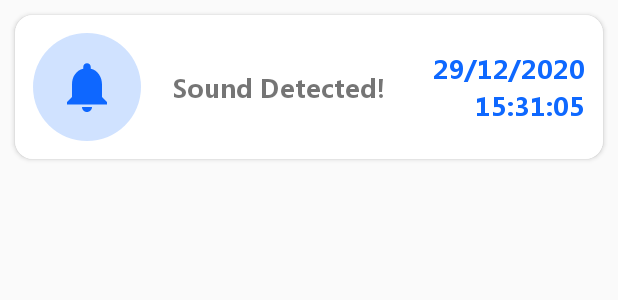
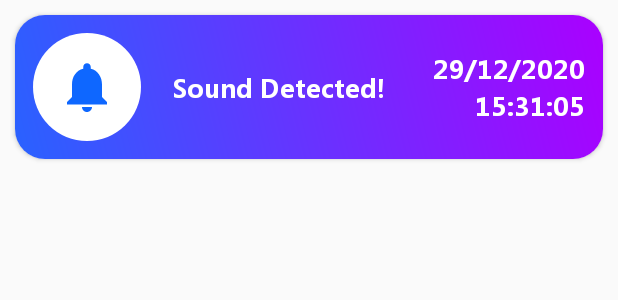
Before and after one commit to zalakuldip740/Robocar, an Android app: the layout notification_data.xml on its own in the app's theme, with its tools: preview values and no code run, on a phone screen of 412 x 824 dp. Shown: the top 300 px of the screen. Run offline under Robolectric (Android 15) with nearby library versions, the phone set to English and light mode, and no system bars.

Commit message:
7-3-21 important changes

```diff
--- a/app/src/main/res/layout/fragment_notificationpage.xml
+++ b/app/src/main/res/layout/fragment_notificationpage.xml
@@ -9,6 +9,7 @@
     <androidx.recyclerview.widget.RecyclerView
         android:id="@+id/notification_recycleview"
         android:layout_width="match_parent"
-        android:layout_height="match_parent"/>
+        android:layout_height="match_parent"
+        android:layout_marginTop="20dp"/>
 
 </RelativeLayout>
--- a/app/src/main/res/layout/notification_data.xml
+++ b/app/src/main/res/layout/notification_data.xml
@@ -7,7 +7,7 @@
     android:layout_marginHorizontal="10dp"
     android:layout_marginTop="10dp"
     android:scrollbars="vertical"
-    app:cardCornerRadius="12dp"
+    app:cardCornerRadius="20dp"
     android:elevation="2dp">
 
 
@@ -15,7 +15,7 @@
         android:layout_width="match_parent"
         android:layout_height="wrap_content"
         android:orientation="horizontal"
-        android:background="@color/white"
+        android:background="@drawable/profilecardback"
         android:weightSum="3">
         <LinearLayout
             android:layout_width="match_parent"
@@ -27,7 +27,7 @@
             android:layout_height="wrap_content"
             android:src="@drawable/notification"
             android:background="@drawable/button_border"
-            android:backgroundTint="@color/notification_card_back"
+            android:backgroundTint="@color/white"
             android:layout_gravity="center_vertical|start"
             android:layout_margin="12dp"
             android:padding="16dp"
@@ -37,6 +37,7 @@
             android:layout_height="wrap_content"
             android:id="@+id/notification_alert_msg"
             android:text="@string/demomsg"
+            android:textColor="@color/white"
             android:fontFamily="@font/segoeuibold"
             android:layout_gravity="center_vertical"
             android:gravity="center"
@@ -49,7 +50,7 @@
             android:id="@+id/notification_alert_time"
             android:text="@string/demodate"
             android:fontFamily="@font/segoeuibold"
-            android:textColor="@color/colorPrimary"
+            android:textColor="@color/white"
             android:layout_gravity="center_vertical"
             android:gravity="end"
             android:layout_margin="12dp"
```
Also changed, not shown: app/src/main/java/com/example/roboticcar/Loginpage.java (+6 -4 lines), app/src/main/java/com/example/roboticcar/Notificationpage.java (+11 -1 lines).
